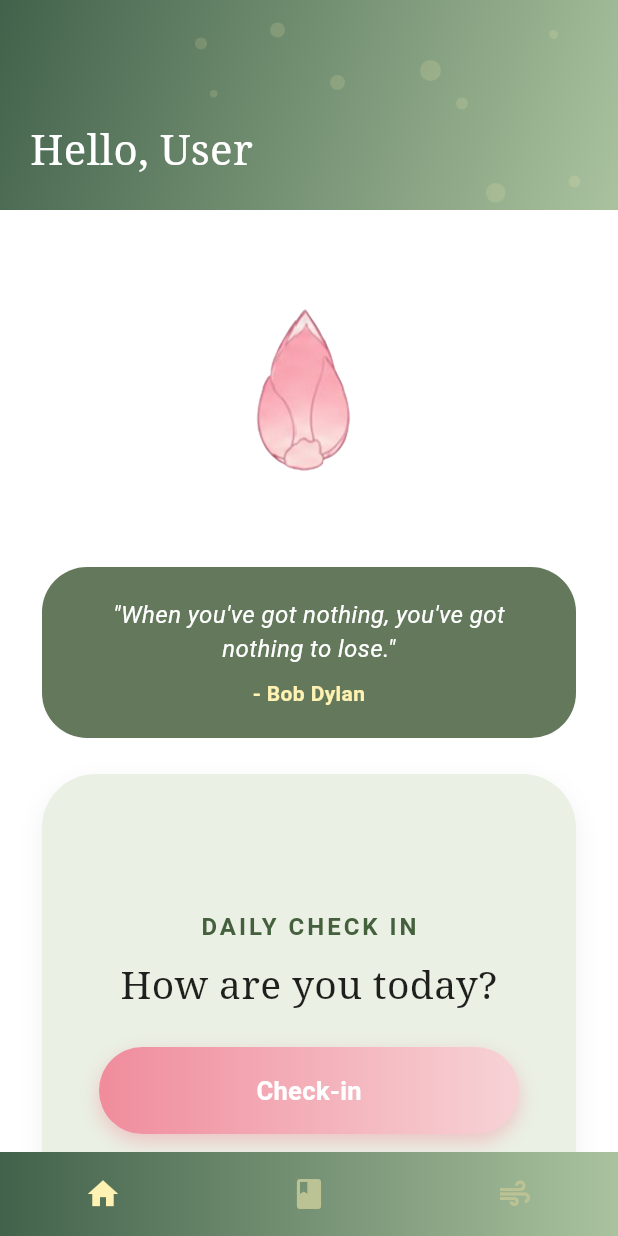
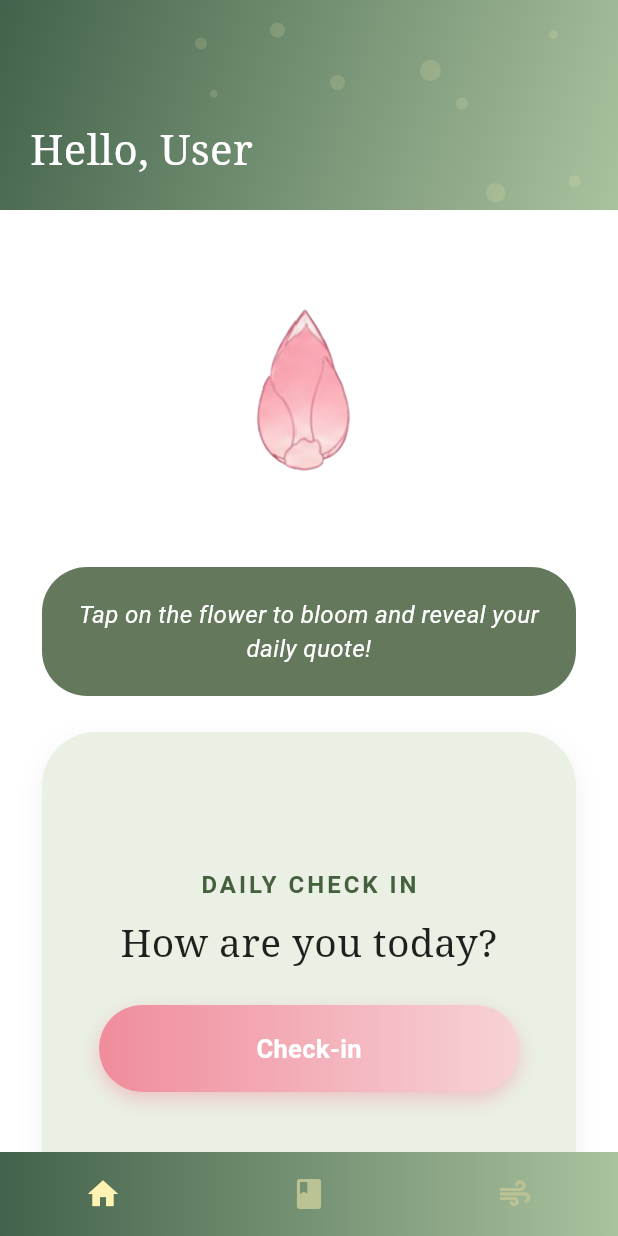
Before and after one commit to khangiguess/hcmut_flutter_mobileApp, a Flutter app: the BottomNavigationBarExample screen opened directly, on a phone screen of 412 x 824 dp. Run offline on Flutter 3.47's test engine with Material 3 defaults, Android fonts, the phone set to English and light mode, and no system bars; our stand-ins replace firebase_auth, firebase_core, flutter_svg, google_fonts; accounts and stored records are empty; network calls fail.

Commit message:
fix the quote animation and added indexstack to prevent animation from restarting

```diff
--- a/hoazen/lib/appBar.dart
+++ b/hoazen/lib/appBar.dart
@@ -203,7 +203,10 @@ class _BottomNavigationBarExampleState extends State<BottomNavigationBarExample>
         ),
       ),
 
-      body: _pages[_selectedIndex],
+      body: IndexedStack(
+        index: _selectedIndex,
+        children: _pages,
+      ),
       bottomNavigationBar: Container(
         decoration: const BoxDecoration(
           gradient: LinearGradient(
--- a/hoazen/lib/pages/home/flower.dart
+++ b/hoazen/lib/pages/home/flower.dart
@@ -8,28 +8,23 @@ import 'package:http/http.dart' as http; // Required for the network call
 
 // Global index variable to keep track of the animation frame state
 int _savedGlobalFrameIndex = 0;
+const String _apiBaseUrl = 'https://api.api-ninjas.com/v2/quoteoftheday';
+const String apiKey = '9iemY8EQLBceU4osNv0pMItAFdnT79gPE0l301L1';
+
 Future<Map<String, String>> fetchQuoteOfTheDay() async {
   try {
-    // URL for API Ninjas quotes
-    const url = 'https://api.api-ninjas.com/v2/quoteoftheday';
-    final uri = Uri.parse(url);
-
+    final uri = Uri.parse(_apiBaseUrl);
     final response = await http.get(
       uri,
       headers: {
-        // This is where your unique API key is sent to gain access
-        'X-Api-Key': '9iemY8EQLBceU4osNv0pMItAFdnT79gPE0l301L1',
+        'X-Api-Key': apiKey,
       },
     ).timeout(const Duration(seconds: 7));
-
-    debugPrint("Status Code: ${response.statusCode}");
-    debugPrint("Response Body: ${response.body}");
 
     if (response.statusCode == 200) {
       final List<dynamic> data = jsonDecode(response.body);
 
       if (data.isNotEmpty) {
-        // API Ninjas returns fields named 'quote' and 'author'
         return {
           'quote': data[0]['quote'] ?? 'Peace comes from within.',
           'author': data[0]['author'] ?? 'Unknown',
@@ -49,11 +44,17 @@ Future<Map<String, String>> fetchQuoteOfTheDay() async {
     'author': 'Bob Dylan',
   };
 }
+
 // ==========================================================================
 // ANIMATED FLOWER WIDGET
 // ==========================================================================
 class ImageAnimationWidget extends StatefulWidget {
-  const ImageAnimationWidget({super.key});
+  final VoidCallback onAnimationStart;
+
+  const ImageAnimationWidget({
+    super.key,
+    required this.onAnimationStart,
+  });
 
   @override
   State<ImageAnimationWidget> createState() => _ImageAnimationWidgetState();
@@ -86,6 +87,9 @@ class _ImageAnimationWidgetState extends State<ImageAnimationWidget> {
 
   void _startAnimation() {
     if (_isPlaying) return;
+
+    // Trigger the parent layout fade-in state
+    widget.onAnimationStart();
 
     setState(() {
       _isPlaying = true;
@@ -123,9 +127,8 @@ class _ImageAnimationWidgetState extends State<ImageAnimationWidget> {
     );
   }
 }
-
 // ==========================================================================
-// CORE FLOWER PAGE VIEW (Stateful to prevent endless rebuild API loops)
+// CORE FLOWER PAGE VIEW (Now keeping state alive!)
 // ==========================================================================
 class FlowerPage extends StatefulWidget {
   const FlowerPage({super.key});
@@ -134,13 +137,16 @@ class FlowerPage extends StatefulWidget {
   State<FlowerPage> createState() => _FlowerPageState();
 }
 
+// 1. Added "with AutomaticKeepAliveClientMixin"
 class _FlowerPageState extends State<FlowerPage> {
   late Future<Map<String, String>> _quoteFuture;
+  bool _showQuote = false;
+
+  // 2. Overrode wantKeepAlive to return true
 
   @override
   void initState() {
     super.initState();
-    // Kicks off the network link fetch process exactly once on page generation
     _quoteFuture = fetchQuoteOfTheDay();
   }
 
@@ -166,21 +172,28 @@ class _FlowerPageState extends State<FlowerPage> {
 
   @override
   Widget build(BuildContext context) {
+
     return SingleChildScrollView(
       padding: const EdgeInsets.fromLTRB(28, 24, 28, 24),
       child: Column(
         children: [
           // 1. Interactive Animated Flower Widget
-          const Padding(
-            padding: EdgeInsets.symmetric(vertical: 20.0),
+          Padding(
+            padding: const EdgeInsets.symmetric(vertical: 20.0),
             child: Center(
-              child: ImageAnimationWidget(),
+              child: ImageAnimationWidget(
+                onAnimationStart: () {
+                  setState(() {
+                    _showQuote = true;
+                  });
+                },
+              ),
             ),
           ),
 
           const SizedBox(height: 24),
 
-// 2. Welcome to HoaZen Box (Now displays the parsed content inside the container borders)
+          // 2. Welcome to HoaZen Box (Smoothly transitions from prompt to quote)
           Container(
             width: double.infinity,
             padding: const EdgeInsets.all(20),
@@ -188,7 +201,26 @@ class _FlowerPageState extends State<FlowerPage> {
               color: ZenColors.headerGreen,
               borderRadius: BorderRadius.circular(30),
             ),
-            child: FutureBuilder<Map<String, String>>(
+            child: AnimatedCrossFade(
+              crossFadeState: !_showQuote
+                  ? CrossFadeState.showFirst
+                  : CrossFadeState.showSecond,
+              duration: const Duration(milliseconds: 1800),
+
+              firstChild: const SizedBox(
+                width: double.infinity,
+                child: Text(
+                  'Tap on the flower to bloom and reveal your daily quote!',
+                  style: TextStyle(
+                    color: Colors.white,
+                    fontSize: 16,
+                    fontStyle: FontStyle.italic,
+                  ),
+                  textAlign: TextAlign.center,
+                ),
+              ),
+
+              secondChild: FutureBuilder<Map<String, String>>(
                 future: _quoteFuture,
                 builder: (context, snapshot) {
                   if (snapshot.connectionState == ConnectionState.waiting) {
@@ -212,13 +244,12 @@ class _FlowerPageState extends State<FlowerPage> {
                         ),
                         textAlign: TextAlign.center,
                       ),
-
                       if (authorText.isNotEmpty) ...[
                         const SizedBox(height: 8),
                         Text(
                           '- $authorText',
                           style: const TextStyle(
-                          color: Color(0xFFFFF2B2), // Soft bright accent contrast text
+                            color: Color(0xFFFFF2B2),
                             fontSize: 14,
                             fontWeight: FontWeight.bold,
                           ),
@@ -230,10 +261,9 @@ class _FlowerPageState extends State<FlowerPage> {
                 },
               ),
             ),
+          ),
 
-          // Clean visual gap between Welcome Box and Journal card
           const SizedBox(height: 24),
-
           // 3. Daily Check-In Card Flow Element
           DailyCheckInCard(onCheckIn: () => _startCheckIn(context)),
         ],
```
Lines whose indentation alone changed are shown as unchanged.
